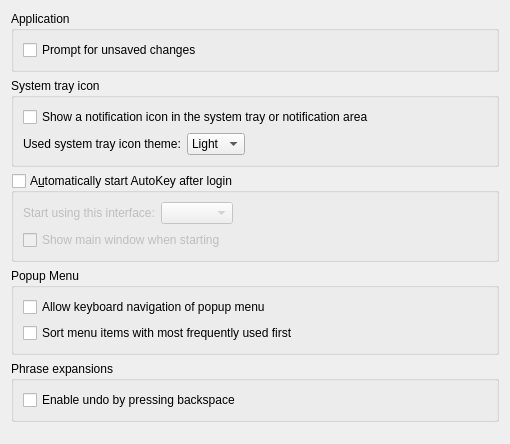
First picture: the form in lib/autokey/qtui/resources/ui/generalsettings.ui, repository autokey/autokey, before the edit.
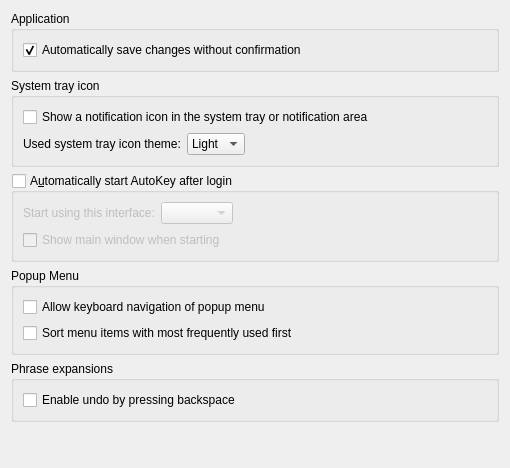
Second picture: the form after the edit. Icons and pictures are not drawn.

Commit message:
Qt-GUI: Negate the wording of the autosave setting.
It now explicitly states what the option is supposed to do.
Instead of saying "prompt for unsaved changes" [yes/no] it says
"automatically save changes" [yes/no], which should be more clear.
The logic settings save/load logic inverts the state to be compatible
with previously saved settings.

Patch:
```diff
--- a/lib/autokey/qtui/resources/ui/generalsettings.ui
+++ b/lib/autokey/qtui/resources/ui/generalsettings.ui
@@ -7,7 +7,7 @@
     <x>0</x>
     <y>0</y>
     <width>510</width>
-    <height>444</height>
+    <height>468</height>
    </rect>
   </property>
   <property name="windowTitle">
@@ -27,7 +27,10 @@
 If unchecked, always save changes without asking.</string>
         </property>
         <property name="text">
-         <string>Prompt for unsaved changes</string>
+         <string>Automatically save changes without confirmation</string>
+        </property>
+        <property name="checked">
+         <bool>true</bool>
         </property>
        </widget>
       </item>
```
Left out of the diff: 15 changed lines with no effect on the pictures. The commit also changes 1 other file.
